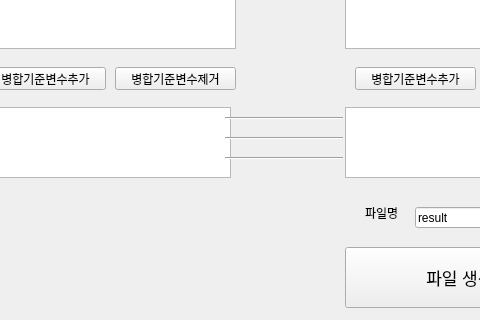
The window that EPI_extract.ui (swordkey/extractor) describes before a commit, drawn with Qt 5; both pictures show x 425 to 905 and y 173 to 493 of the 1051 by 493 pixel window.
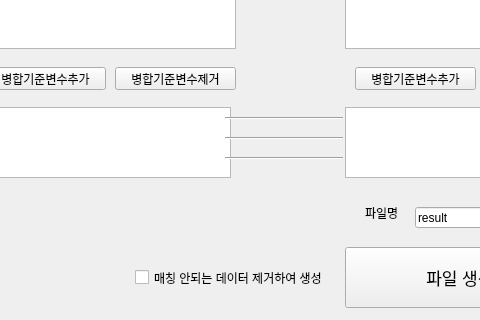
The same window after the commit.

Patch:
```diff
--- a/EPI_extract.ui
+++ b/EPI_extract.ui
@@ -390,6 +390,19 @@
     <string>시트명</string>
    </property>
   </widget>
+  <widget class="QCheckBox" name="check_nan">
+   <property name="geometry">
+    <rect>
+     <x>560</x>
+     <y>430</y>
+     <width>211</width>
+     <height>41</height>
+    </rect>
+   </property>
+   <property name="text">
+    <string>매칭 안되는 데이터 제거하여 생성</string>
+   </property>
+  </widget>
  </widget>
  <resources/>
  <connections>
```
